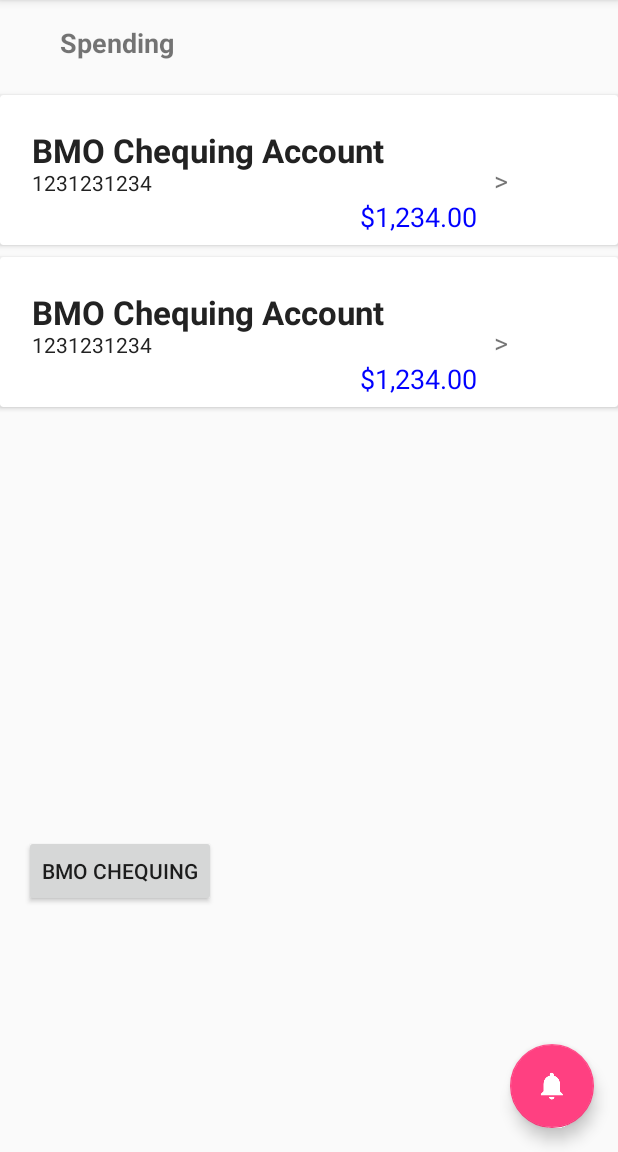
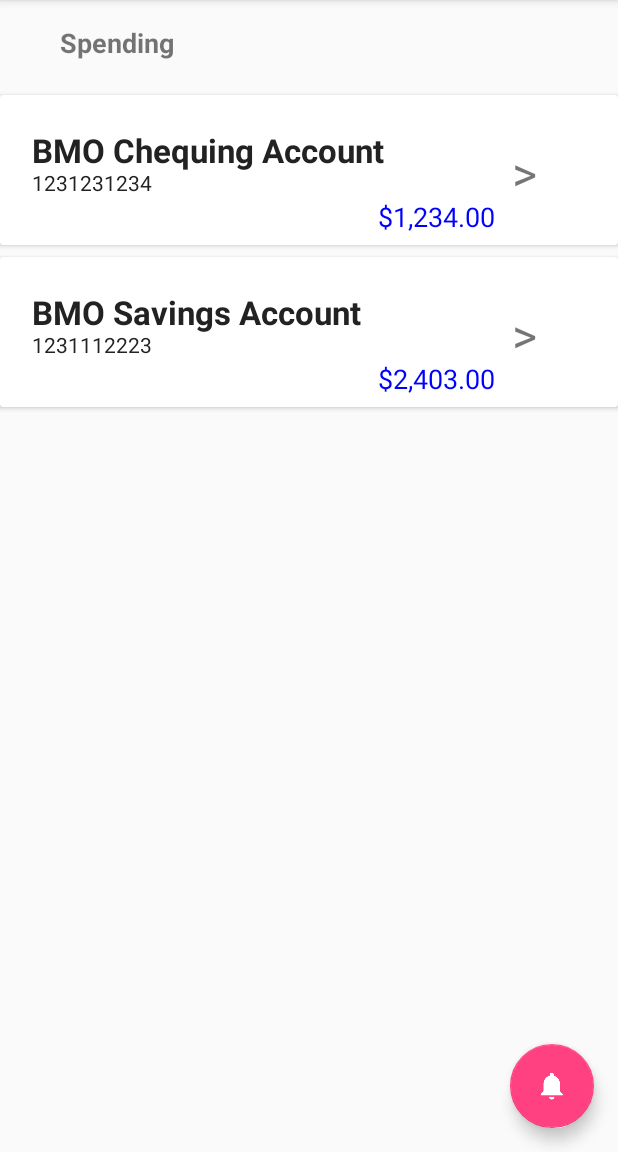
Before and after one commit to pmak905/Flyknits, an Android app: the screen it shows after launch (MainActivity), on a phone screen of 412 x 824 dp, the part 84-1236 px from its top. Run offline under Robolectric (Android 15) with nearby library versions, the phone set to English and light mode, and no system bars.

Commit message:
Update to have proper card xml layout definitions
Fixing alignment


Removing button and  changing to card activity transition

```diff
--- a/app/src/main/java/com/hackabots/flyknits/MainActivity.java
+++ b/app/src/main/java/com/hackabots/flyknits/MainActivity.java
@@ -14,6 +14,9 @@
 import android.view.Menu;
 import android.view.MenuItem;
 import android.widget.Button;
+import android.widget.TextView;
+
+import org.w3c.dom.Text;
 
 public class MainActivity extends AppCompatActivity
         implements NavigationView.OnNavigationItemSelectedListener {
@@ -129,8 +132,8 @@
     /** Open chequing transactions page */
     public void openChqTxns(View view) {
         Intent intent = new Intent(this, DisplayChqTxnsActivity.class);
-        Button button = (Button) findViewById(R.id.button);
-        String header = button.getText().toString();
+        TextView text = (TextView) findViewById(R.id.chequing_title);
+        String header = text.getText().toString();
         intent.putExtra(EXTRA_HEADER, header);
         startActivity(intent);
     }
--- a/app/src/main/res/layout/app_bar_main.xml
+++ b/app/src/main/res/layout/app_bar_main.xml
@@ -20,9 +20,6 @@
 
     </android.support.design.widget.AppBarLayout>
 
-    <include layout="@layout/content_main"
-        android:id="@+id/include" />
-
     <android.support.design.widget.FloatingActionButton
         android:id="@+id/fabNotification"
         android:layout_width="wrap_content"
@@ -31,4 +28,8 @@
         android:layout_margin="@dimen/fab_margin"
         app:srcCompat="@drawable/ic_notification_bell" />
 
+    <include
+        android:id="@+id/include"
+        layout="@layout/content_main" />
+
 </android.support.design.widget.CoordinatorLayout>
--- a/app/src/main/res/layout/content_main.xml
+++ b/app/src/main/res/layout/content_main.xml
@@ -11,7 +11,7 @@
     tools:layout_editor_absoluteX="0dp">
 
     <TextView
-        android:id="@+id/textView2"
+        android:id="@+id/main_page_text"
         android:layout_width="wrap_content"
         android:layout_height="wrap_content"
         android:text="@string/main_title"
@@ -24,38 +24,12 @@
         app:layout_constraintLeft_toLeftOf="parent"
         app:layout_constraintTop_toTopOf="parent" />
 
-    <Button
-        android:id="@+id/button"
-        android:layout_width="0dp"
-        android:layout_height="wrap_content"
-        android:onClick="openChqTxns"
-        android:text="@string/newjob_chq"
-        android:layout_marginStart="16dp"
-        tools:layout_constraintBottom_creator="1"
-        app:layout_constraintBottom_toBottomOf="parent"
-        tools:layout_constraintLeft_creator="1"
-        android:layout_marginBottom="163dp"
-        app:layout_constraintLeft_toLeftOf="parent" />
-
-    <android.support.constraint.Guideline
-        android:layout_width="wrap_content"
-        android:layout_height="wrap_content"
-        android:id="@+id/guideline"
-        app:layout_constraintGuide_begin="20dp"
-        android:orientation="horizontal" />
-
-    <android.support.constraint.Guideline
-        android:layout_width="wrap_content"
-        android:layout_height="wrap_content"
-        android:id="@+id/guideline2"
-        app:layout_constraintGuide_begin="20dp"
-        android:orientation="vertical" />
-
     <android.support.v7.widget.CardView
-        android:id="@+id/card_chequingview"
+        android:id="@+id/card_chequing_view"
         android:layout_width="0dp"
         android:layout_height="100dp"
         android:layout_marginTop="63dp"
+        android:onClick="openChqTxns"
         app:layout_constraintHorizontal_bias="1.0"
         app:layout_constraintLeft_toLeftOf="parent"
         app:layout_constraintRight_toRightOf="parent"
@@ -69,7 +43,7 @@
             android:layout_height="129dp">
 
             <TextView
-                android:id="@+id/title"
+                android:id="@+id/chequing_title"
                 android:layout_width="wrap_content"
                 android:layout_height="wrap_content"
                 android:layout_alignParentStart="true"
@@ -84,11 +58,11 @@
                 android:textStyle="bold" />
 
             <TextView
-                android:id="@+id/account_number"
+                android:id="@+id/chequing_account_number"
                 android:layout_width="wrap_content"
                 android:layout_height="wrap_content"
-                android:layout_alignBottom="@+id/textView3"
-                android:layout_alignStart="@+id/title"
+                android:layout_alignBottom="@+id/chequing_balance"
+                android:layout_alignStart="@+id/chequing_title"
                 android:layout_marginBottom="17dp"
                 android:maxLines="3"
                 android:padding="8dp"
@@ -97,7 +71,7 @@
                 android:textSize="14dp" />
 
             <TextView
-                android:id="@+id/textView3"
+                android:id="@+id/chequing_balance"
                 android:layout_width="wrap_content"
                 android:layout_height="wrap_content"
                 android:layout_marginLeft="16dp"
@@ -106,10 +80,8 @@
                 android:text="$1,234.00"
                 android:textSize="18dp"
                 android:textColor="#0000ff"
-                app:layout_constraintBaseline_toBaselineOf="@+id/button"
-                app:layout_constraintLeft_toRightOf="@+id/button"
                 app:layout_constraintRight_toRightOf="parent"
-                android:layout_below="@+id/title"
+                android:layout_below="@+id/chequing_title"
                 android:layout_toStartOf="@+id/next_arrow"
                 android:layout_marginEnd="7dp" />
 
@@ -117,14 +89,14 @@
                 android:id="@+id/next_arrow"
                 android:layout_width="wrap_content"
                 android:layout_height="wrap_content"
-                android:layout_alignBaseline="@+id/account_number"
-                android:layout_alignBottom="@+id/account_number"
-                android:layout_alignParentEnd="true"
-                android:layout_marginEnd="49dp"
+                android:layout_marginEnd="30dp"
                 android:maxLines="3"
                 android:padding="4dp"
                 android:text=">"
-                android:textSize="18dp" />
+                android:textSize="32dp"
+                android:layout_alignBaseline="@+id/chequing_account_number"
+                android:layout_alignBottom="@+id/chequing_account_number"
+                android:layout_alignParentEnd="true" />
 
         </RelativeLayout>
     </android.support.v7.widget.CardView>
@@ -147,7 +119,7 @@
             android:layout_height="129dp">
 
             <TextView
-                android:id="@+id/title"
+                android:id="@+id/savings_title"
                 android:layout_width="wrap_content"
                 android:layout_height="wrap_content"
                 android:layout_alignParentStart="true"
@@ -156,53 +128,51 @@
                 android:layout_marginTop="14dp"
                 android:maxLines="3"
                 android:padding="8dp"
-                android:text="BMO Chequing Account"
+                android:text="BMO Savings Account"
                 android:textColor="#222"
                 android:textSize="22dp"
                 android:textStyle="bold" />
 
             <TextView
-                android:id="@+id/account_number"
+                android:id="@+id/savings_account_number"
                 android:layout_width="wrap_content"
                 android:layout_height="wrap_content"
-                android:layout_alignBottom="@+id/textView3"
-                android:layout_alignStart="@+id/title"
+                android:layout_alignBottom="@+id/savings_balance"
+                android:layout_alignStart="@+id/savings_title"
                 android:layout_marginBottom="17dp"
                 android:maxLines="3"
                 android:padding="8dp"
-                android:text="1231231234"
+                android:text="1231112223"
                 android:textColor="#222"
                 android:textSize="14dp" />
 
             <TextView
-                android:id="@+id/textView3"
+                android:id="@+id/savings_balance"
                 android:layout_width="wrap_content"
                 android:layout_height="wrap_content"
-                android:layout_below="@+id/title"
+                android:layout_below="@+id/savings_title"
                 android:layout_marginEnd="7dp"
                 android:layout_marginLeft="16dp"
                 android:layout_marginRight="16dp"
                 android:layout_marginTop="9dp"
-                android:layout_toStartOf="@+id/next_arrow"
-                android:text="$1,234.00"
+                android:layout_toStartOf="@+id/next_arrow2"
+                android:text="$2,403.00"
                 android:textColor="#0000ff"
                 android:textSize="18dp"
-                app:layout_constraintBaseline_toBaselineOf="@+id/button"
-                app:layout_constraintLeft_toRightOf="@+id/button"
                 app:layout_constraintRight_toRightOf="parent" />
 
             <TextView
-                android:id="@+id/next_arrow"
+                android:id="@+id/next_arrow2"
                 android:layout_width="wrap_content"
                 android:layout_height="wrap_content"
-                android:layout_alignBaseline="@+id/account_number"
-                android:layout_alignBottom="@+id/account_number"
-                android:layout_alignParentEnd="true"
-                android:layout_marginEnd="49dp"
+                android:layout_marginEnd="30dp"
                 android:maxLines="3"
                 android:padding="4dp"
                 android:text=">"
-                android:textSize="18dp" />
+                android:textSize="32dp"
+                android:layout_alignBaseline="@+id/savings_account_number"
+                android:layout_alignBottom="@+id/savings_account_number"
+                android:layout_alignParentEnd="true" />
 
         </RelativeLayout>
     </android.support.v7.widget.CardView>
```
